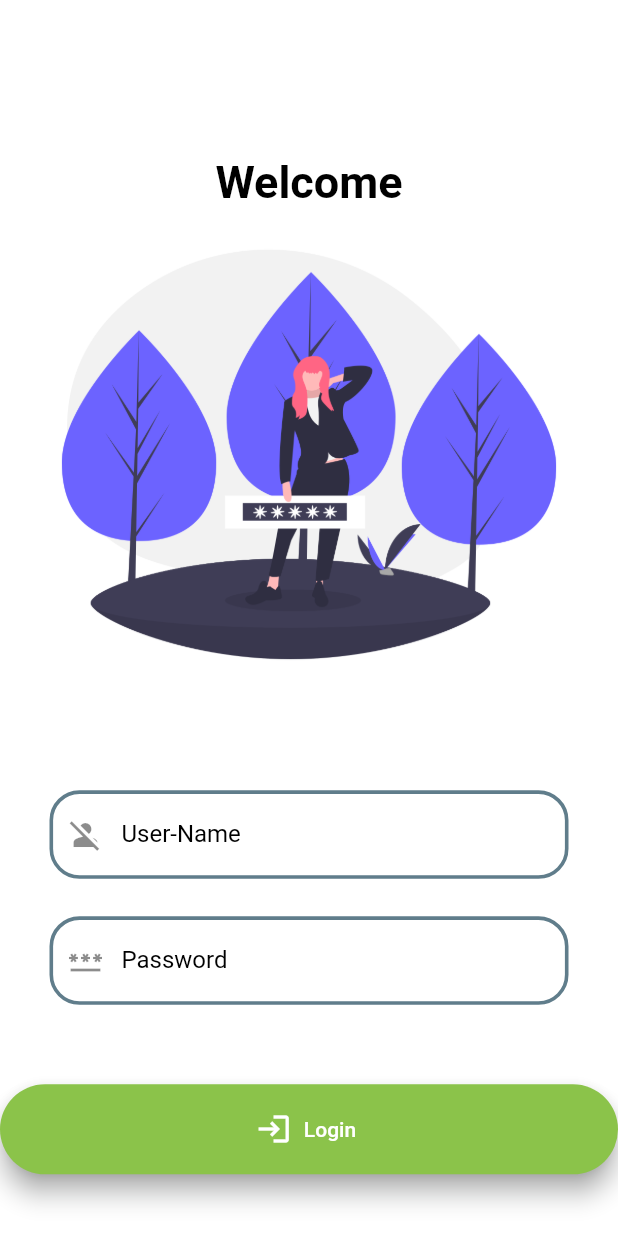
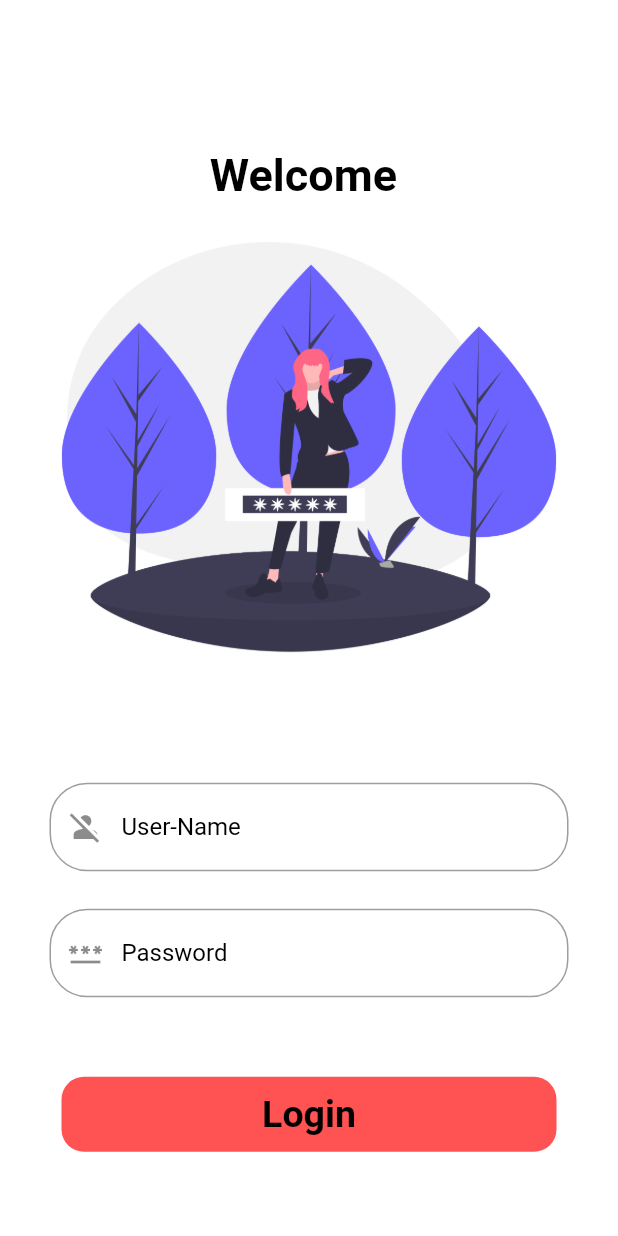
Before and after one commit to xasan-mahdi/active_learner, a Flutter app: the screen it shows after launch, on a phone screen of 412 x 824 dp. Run offline on Flutter 3.47's test engine with Material 2 defaults, Android fonts, the phone set to English and light mode, and no system bars; project files that could hold a hidden picture were left out.

Commit message:
day7 completed

```diff
--- a/lib/pages/login.dart
+++ b/lib/pages/login.dart
@@ -1,21 +1,50 @@
+import 'dart:ui';
+
 import 'package:active_learner/utils/routes.dart';
 import 'package:flutter/material.dart';
 
-class login extends StatelessWidget {
+class login extends StatefulWidget {
+  @override
+  State<login> createState() => _loginState();
+}
+
+class _loginState extends State<login> {
+  String name = "";
+  bool cb = false;
+  final _fk = GlobalKey<FormState>();
+
+  moveToHome(BuildContext context) async {
+    if (_fk.currentState!.validate()) {
+      setState(() {
+        cb = true;
+      });
+      await Future.delayed(Duration(seconds: 1));
+      await Navigator.pushNamed(context, Myrt.hmrt);
+      setState(() {
+        cb = false;
+        name = '';
+      });
+    }
+  }
+
   @override
   Widget build(BuildContext context) {
     return Material(
       color: Colors.white,
       child: SingleChildScrollView(
+          child: Form(
+        key: _fk,
         child: Column(
           children: [
             SizedBox(
-            height: 104,
+              height: 99,
             ),
             Text(
-            "Welcome",
+              "Welcome $name",
               style: TextStyle(
-                fontSize: 30, fontWeight: FontWeight.bold, color: Colors.black),
+                  fontSize: 30,
+                  fontWeight: FontWeight.bold,
+                  color: Colors.black),
             ),
             Image.asset(
               "img/lg.png",
@@ -28,22 +57,31 @@ class login extends StatelessWidget {
               padding: const EdgeInsets.symmetric(vertical: 20, horizontal: 33),
               child: Column(
                 children: [
-                TextField(
+                  TextFormField(
                     textAlign: TextAlign.center,
                     decoration: InputDecoration(
                         hintText: 'User-Name',
                         hintStyle: TextStyle(color: Colors.red),
                         labelText: 'User-Name',
                         labelStyle: TextStyle(color: Colors.black),
-                      enabledBorder: OutlineInputBorder(
-                          borderSide:
-                              BorderSide(color: Colors.blueGrey, width: 2.4),
-                          borderRadius: BorderRadius.circular(20)),
+                        border: OutlineInputBorder(
+                          borderRadius: BorderRadius.circular(25)
+                        ),
                         focusedBorder: OutlineInputBorder(
-                          borderSide:
-                              BorderSide(color: Color(0xFF017809), width: 2.4),
-                          borderRadius: BorderRadius.circular(20)),
+                           borderRadius: BorderRadius.circular(25),
+                           borderSide: BorderSide(width: 3, style:BorderStyle.solid, color:Colors.blue)
+                        ),
                         prefixIcon: Icon(Icons.person_off)),
+                    onChanged: (value) {
+                      name = value;
+                      setState(() {});
+                    },
+                    validator: (value) {
+                      if (value!.isEmpty) {
+                        return 'User-name Can not Be Empty';
+                      }
+                      return null;
+                    },
                   ),
                   SizedBox(
                     height: 25,
@@ -56,15 +94,22 @@ class login extends StatelessWidget {
                         hintStyle: TextStyle(color: Colors.red),
                         labelText: 'Password',
                         labelStyle: TextStyle(color: Colors.black),
-                      enabledBorder: OutlineInputBorder(
-                          borderSide:
-                              BorderSide(color: Colors.blueGrey, width: 2.4),
-                          borderRadius: BorderRadius.circular(20)),
+                        border: OutlineInputBorder(
+                          borderRadius: BorderRadius.circular(25)
+                        ),
                         focusedBorder: OutlineInputBorder(
-                          borderSide:
-                              BorderSide(color: Color(0xFF017809), width: 2.4),
-                          borderRadius: BorderRadius.circular(20)),
+                           borderRadius: BorderRadius.circular(25),
+                           borderSide: BorderSide(width: 3, style:BorderStyle.solid, color:Colors.blue)
+                        ),
                         prefixIcon: Icon(Icons.password_sharp)),
+                    validator: (value) {
+                      if (value!.isEmpty) {
+                        return 'Pasword Can not be Empty';
+                      } else if (value.length < 6) {
+                        return 'Password Must Be At Least 6 xaraf';
+                      }
+                      return null;
+                    },
                   ),
                 ],
               ),
@@ -72,21 +117,45 @@ class login extends StatelessWidget {
             SizedBox(
               height: 33,
             ),
-          ElevatedButton.icon(
-            onPressed: () {
-              Navigator.pushNamed(context, Myrt.hmrt);
-            },
-            label: Text('Login'),
-            icon: Icon(Icons.login_outlined),
-            style: ElevatedButton.styleFrom(
+            Material(
+              color: Colors.redAccent,
+              borderRadius: BorderRadius.circular(cb ? 150 : 15),
+              child: InkWell(
+                onTap: () => moveToHome(context),
+                child: AnimatedContainer(
+                  duration: Duration(seconds: 1),
+                  width: cb ? 80 : 330,
+                  height: 50,
+                  alignment: Alignment.center,
+                  child: cb
+                      ? Icon(
+                          Icons.done,
+                          color: Colors.black,
+                        )
+                      : Text('Login',
+                          style: TextStyle(
+                              color: Colors.black,
+                              fontSize: 25,
+                              fontWeight: FontWeight.bold)),
+                ),
+              ),
+            )
+            // ElevatedButton.icon(
+            // onPressed: () {
+            // Navigator.pushNamed(context, Myrt.hmrt);
+            //},
+            //label: Text('Login'),
+            //icon: Icon(Icons.login_outlined),
+            //style: ElevatedButton.styleFrom(
             //primary: Color(0xE10A3C5E),
-                onPrimary: Colors.white,
-                minimumSize: Size(530, 60),
-                shadowColor: Color(0xFF151A1A),
-                elevation: 7,
-                shape: StadiumBorder()),
-          )
+            //  onPrimary: Colors.white,
+            // minimumSize: Size(530, 60),
+            //shadowColor: Color(0xFF151A1A),
+            //elevation: 7,
+            //shape: StadiumBorder()),
+            //)
           ],
+        ),
       )),
     );
   }
```
Lines whose indentation alone changed are shown as unchanged.
